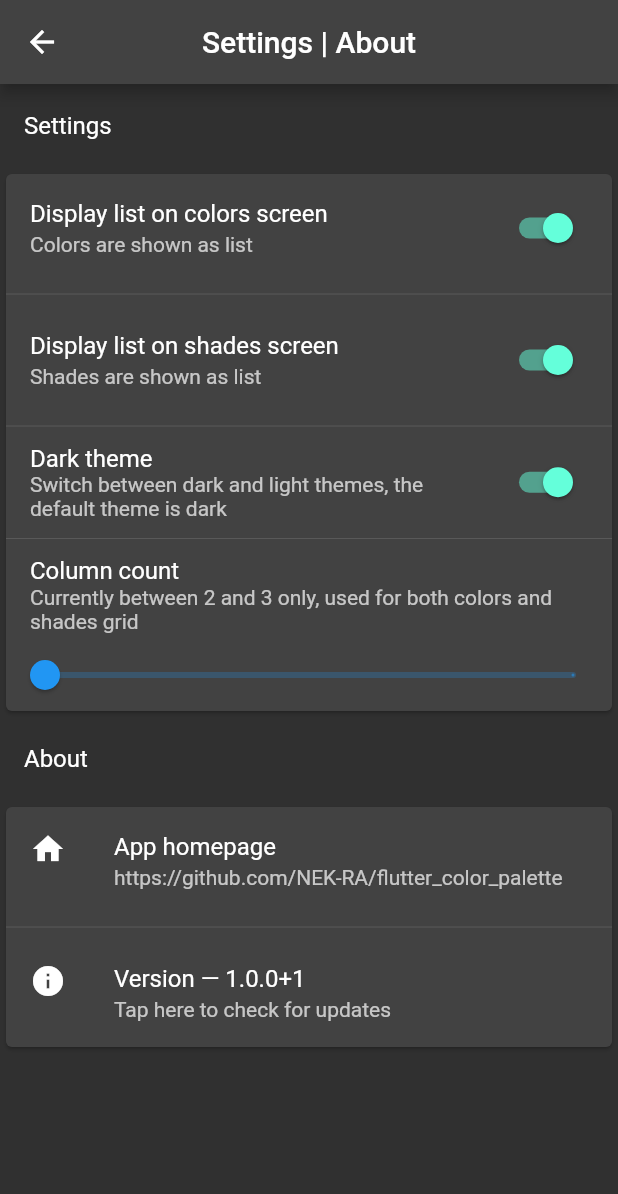
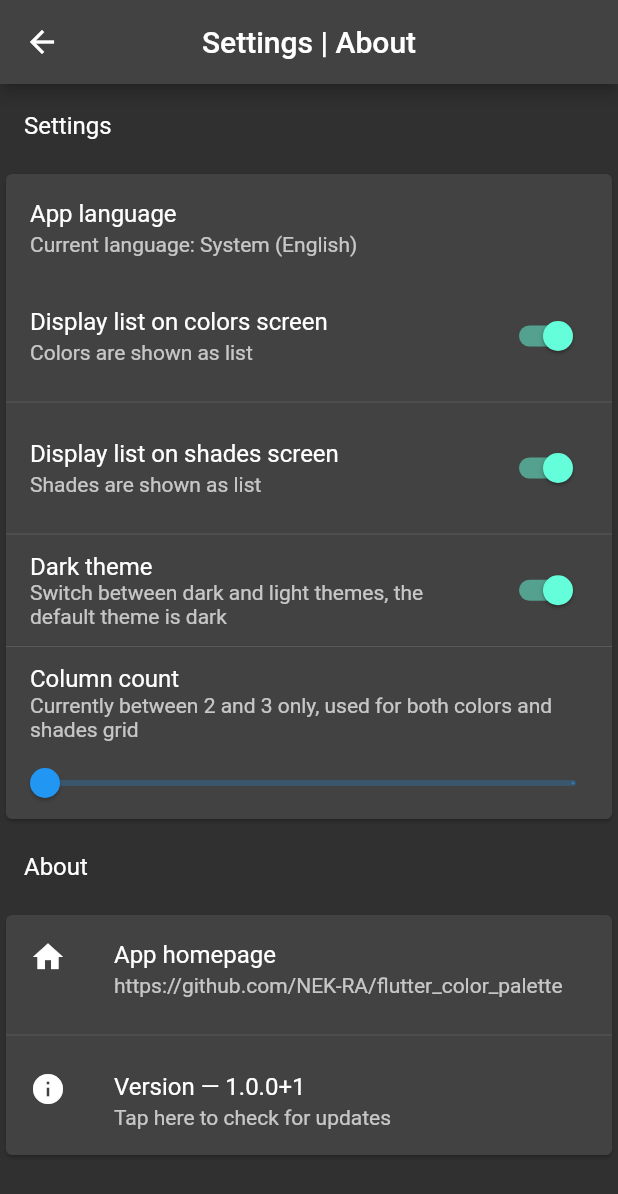
Before and after one commit to NEK-RA/flutter_material_palette, a Flutter app: the SettingsPage screen opened by its route, on a phone screen of 412 x 824 dp. Shown: the top 1194 px of the screen. Run offline on Flutter 3.47's test engine with Material 2 defaults, Android fonts, the phone set to English and light mode, and no system bars; our stand-ins replace auto_route, bloc, flutter_bloc, shared_preferences; accounts and stored records are empty; generated files the repository leaves out were written again.

Commit message:
added ability to change language in settings

```diff
--- a/lib/data/cubits/settings/settings_state.dart
+++ b/lib/data/cubits/settings/settings_state.dart
@@ -6,6 +6,8 @@ abstract class SettingsState {
   abstract final bool shadesListView;
   abstract final bool darkTheme;
   abstract final int columnsInGrid;
+  abstract final bool languageChanged;
+  abstract final Locale locale;
 }
 
 class SettingsInitial extends SettingsState {
@@ -22,9 +24,13 @@ class SettingsInitial extends SettingsState {
   bool get darkTheme => settings.darkTheme;
   @override
   int get columnsInGrid => settings.columnsInGrid;
+  @override
+  bool get languageChanged => settings.isLocaleDefined;
+  @override
+  Locale get locale => Locale(settings.languageCode);
 
   @override
-  int get hashCode => colorsListView.hashCode ^ shadesListView.hashCode ^ darkTheme.hashCode ^ columnsInGrid.hashCode;
+  int get hashCode => colorsListView.hashCode ^ shadesListView.hashCode ^ darkTheme.hashCode ^ columnsInGrid.hashCode ^ languageChanged.hashCode ^ locale.hashCode;
   @override
   bool operator ==(Object other){
     if(identical(this, other)){
@@ -48,9 +54,13 @@ class SettingsChanged extends SettingsState{
   bool get darkTheme => settings.darkTheme;
   @override
   int get columnsInGrid => settings.columnsInGrid;
+  @override
+  bool get languageChanged => settings.isLocaleDefined;
+  @override
+  Locale get locale => Locale(settings.languageCode);
 
   @override
-  int get hashCode => colorsListView.hashCode ^ shadesListView.hashCode ^ darkTheme.hashCode ^ columnsInGrid.hashCode;
+  int get hashCode => colorsListView.hashCode ^ shadesListView.hashCode ^ darkTheme.hashCode ^ columnsInGrid.hashCode ^ languageChanged.hashCode ^ locale.hashCode;
   @override
   bool operator ==(Object other){
     if(identical(this, other)){
--- a/lib/data/models/settings.dart
+++ b/lib/data/models/settings.dart
@@ -5,6 +5,7 @@ class SettingsKeys {
   static const String shadesListViewKey = 'shadesListView';
   static const String darkThemeKey = 'darkTheme';
   static const String columnsInGridKey= 'columnsInGrid';
+  static const String languageCodeKey = 'languageCode';
 }
 
 class SharedSettings{
@@ -26,4 +27,9 @@ class SharedSettings{
 
   int get columnsInGrid => prefs.getInt(SettingsKeys.columnsInGridKey) ?? 2;
   set columnsInGrid(int value) => (value==2 || value ==3) ? prefs.setInt(SettingsKeys.columnsInGridKey, value) : prefs.setInt(SettingsKeys.columnsInGridKey, 2);
+
+  bool get isLocaleDefined => prefs.containsKey(SettingsKeys.languageCodeKey);
+  String get languageCode => prefs.getString(SettingsKeys.languageCodeKey) ?? 'en';
+  set languageCode(String value) => prefs.setString(SettingsKeys.languageCodeKey, value);
+  void resetLanguage() => prefs.remove(SettingsKeys.languageCodeKey);
 }
--- a/lib/l10n/app_en.arb
+++ b/lib/l10n/app_en.arb
@@ -37,6 +37,21 @@
     "about": "About",
     "@about": {
       "description": "The 'About' word, used in settings_page.dart"
+    },
+
+    "appLanguageSettingTitle":"App language",
+    "@": {
+      "description": "Title for the app language ListTile in the settings_page.dart"
+    },
+
+    "currentLanguageString":"Current language: ",
+    "@": {
+      "description": "String for the subtitle of ListTile, which contains appLanguageSettingTitle"
+    },
+
+    "systemWordAdjective": "System",
+    "@systemWord": {
+      "description": "The word to be used as name for default language (System language)"
     },
 
     "listOnColorsScreenSettingTitle": "Display list on colors screen",
--- a/lib/l10n/app_ru.arb
+++ b/lib/l10n/app_ru.arb
@@ -7,6 +7,9 @@
     "switchViewTooltip": "Переключить вид ( список / сетка )",
     "settings": "Настройки",
     "about": "О приложении",
+    "appLanguageSettingTitle":"Язык приложения",
+    "currentLanguageString":"Текщий язык: ",
+    "systemWordAdjective": "Системный",
     "listOnColorsScreenSettingTitle": "Отображать список на экране цветов",
     "listOnColorsScreenSettingSubtitleForEnabled": "Цвета отображены в виде списка",
     "listOnColorsScreenSettingSubtitleForDisabled": "Цвета отображены в виде сетки",
--- a/lib/main.dart
+++ b/lib/main.dart
@@ -33,13 +33,14 @@ class MyApp extends StatelessWidget {
       child: BlocBuilder<SettingsCubit, SettingsState>(
         builder: (context, state) {
           return MaterialApp.router(
-            title: 'Color Palette' ,
+            title: 'Material Palette' ,
             debugShowCheckedModeBanner: false,
             routeInformationParser: _appRouter.defaultRouteParser(),
             routerDelegate: _appRouter.delegate(),
             theme: state.darkTheme ? ThemeData.dark() : lightIndigo,
             localizationsDelegates: AppLocalizations.localizationsDelegates,
             supportedLocales: AppLocalizations.supportedLocales,
+            locale: state.languageChanged ? state.locale : null
           );
         },
       ),
--- a/lib/ui/settings_page.dart
+++ b/lib/ui/settings_page.dart
@@ -1,3 +1,4 @@
+import 'package:auto_route/auto_route.dart';
 import 'package:color_palette/data/cubits/settings/settings_cubit.dart';
 import 'package:color_palette/l10n/locales.dart';
 import 'package:flutter/material.dart';
@@ -30,11 +31,32 @@ class SettingsPage extends StatelessWidget {
 
   AppLocalizations lc(BuildContext context) => AppLocalizations.of(context)!;
 
+  final Map<String,String> languageNames = const {
+    'ru':'Русский',
+    'en':'English'
+  };
+
+  String getCurrentLanguageName(BuildContext context){
+    String languageCode = Localizations.localeOf(context).languageCode;
+    if(languageNames.containsKey(languageCode)){
+      return languageNames[languageCode]!;
+    }else{
+      return lc(context).systemWordAdjective;
+    }
+  }
+
   Widget settings(BuildContext context){
     return BlocBuilder<SettingsCubit,SettingsState>(
         builder: (context,state){
+          String currentLanguage = state.languageChanged ? getCurrentLanguageName(context) : '${lc(context).systemWordAdjective} (${getCurrentLanguageName(context)})';
           return Column(
             children: [
+
+              ListTile(
+                title: Text(lc(context).appLanguageSettingTitle),
+                subtitle: Text(lc(context).currentLanguageString + currentLanguage),
+                onTap: () => showLanguagesDialog(context),
+              ),
 
               SwitchListTile(
                 title:Text(
@@ -89,6 +111,35 @@ class SettingsPage extends StatelessWidget {
       );
   }
 
+  void showLanguagesDialog(BuildContext context) async {
+    String? selectedCode = await showDialog<String>(
+      context: context,
+      builder:(context){
+      return SimpleDialog(
+        title: Text(lc(context).appLanguageSettingTitle),
+        children: [
+          SimpleDialogOption(
+            child: Text(lc(context).systemWordAdjective),
+            onPressed: () => context.router.pop('system'),
+          ),
+          for (var locale in AppLocalizations.supportedLocales)
+            SimpleDialogOption(
+              child: Text(languageNames[locale.languageCode]!),
+              onPressed: () => context.router.pop(locale.languageCode),
+            ),
+        ],
+      );
+    });
+
+    if(selectedCode!=null){
+      if(selectedCode == 'system'){
+        context.read<SettingsCubit>().useSystemLanguage();
+      }else{
+        context.read<SettingsCubit>().changeLanguage(selectedCode);
+      }
+    }
+  }
+
   Widget about(BuildContext context){
     return Column(
       children: [
```
Also changed, not shown: lib/data/cubits/settings/settings_cubit.dart (+14 -0 lines).
